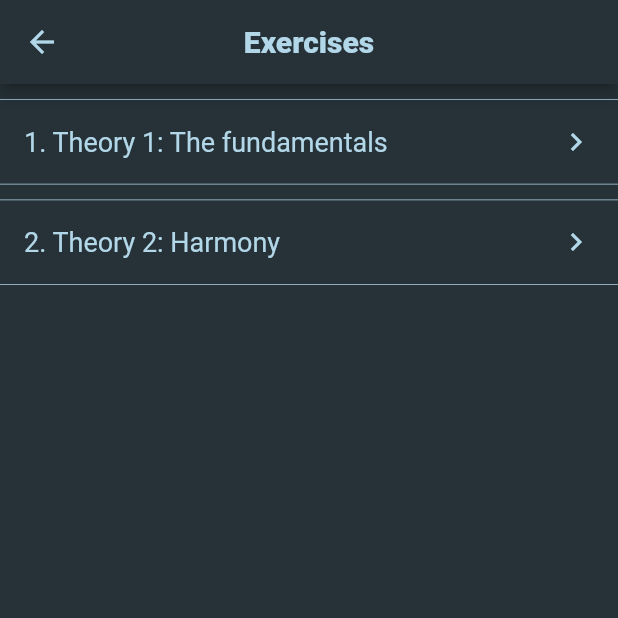
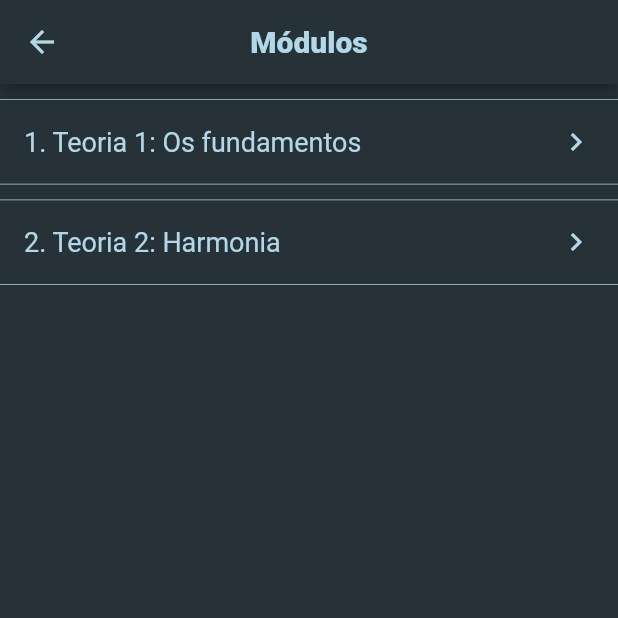
Before and after one commit to DaviPMello27/covoice, a Flutter app: the LearningModulesListPage screen opened by its route, on a phone screen of 412 x 824 dp, the top half of it. Run offline on Flutter 3.47's test engine with Material 2 defaults, Android fonts, the phone set to English and light mode, and no system bars; our stand-ins replace equatable, just_audio, share_plus, sqflite; missing offline and left inert: audio_waveforms, ffmpeg_kit_flutter, flame, flame_audio, flutter_audio_capture, flutter_fft and 5 more; accounts and stored records are empty.

Commit message:
Translate app to portuguese

```diff
--- a/lib/entities/lesson.dart
+++ b/lib/entities/lesson.dart
@@ -11,58 +11,58 @@ class Lesson {
   static final List<Lesson> covoiceModules = [
     Lesson(
       id: 1,
-      title: 'Theory 1: The fundamentals',
+      title: 'Teoria 1: Os fundamentos',
       folderName: '/module_1',
       isModule: true,
       childLessons: [
         Lesson(
           id: 1,
-          title: 'Introduction to music',
+          title: 'Introdução à música',
           folderName: '/introduction_to_music',
           completed: true,
         ),
         Lesson(
           id: 2,
-          title: 'Notes',
+          title: 'Notas',
           folderName: '/notes',
           completed: true,
         ),
         Lesson(
           id: 3,
-          title: 'Pitch',
+          title: 'Altura',
           folderName: '/pitch',
         ),
         Lesson(
           id: 4,
-          title: 'Frequency',
+          title: 'Frequência',
           folderName: '/frequency',
         ),
       ]
     ),
     Lesson(
       id: 2,
-      title: 'Theory 2: Harmony',
+      title: 'Teoria 2: Harmonia',
       folderName: '/module_2',
       isModule: true,
       childLessons: [
         Lesson(
           id: 1,
-          title: 'Introduction to intervals',
+          title: 'Introdução aos intervalos',
           folderName: '/introduction_to_intervals',
         ),
         Lesson(
           id: 2,
-          title: 'Chords',
+          title: 'Acordes',
           folderName: '/chords',
         ),
         Lesson(
           id: 3,
-          title: 'Vocal harmony: The basics',
+          title: 'Harmonia vocal: o básico',
           folderName: '/vocal_harmony_the_basics',
         ),
         Lesson(
           id: 4,
-          title: 'Vocal harmony: Advanced',
+          title: 'Harmonia vocal: avançado',
           folderName: '/vocal_harmony_advanced',
         ),
       ]
--- a/lib/views/exercises/exercise_modules_list_page.dart
+++ b/lib/views/exercises/exercise_modules_list_page.dart
@@ -51,7 +51,7 @@ class _ExerciseModulesListPageState extends State<ExerciseModulesListPage> {
   Widget build(BuildContext context) {
     return Scaffold(
       appBar: AppBar(
-        title: const Text('Modules'),
+        title: const Text('Módulos'),
         actions: [
           IconButton(
             icon: const Icon(Icons.delete),
@@ -65,7 +65,7 @@ class _ExerciseModulesListPageState extends State<ExerciseModulesListPage> {
         child: Column(
           children: modules!.entries.map(
             (entry) => _ExerciseModuleListTile(
-              title: entry.key[0].toUpperCase() + entry.key.substring(1),
+              title: Exercise.translateModule(entry.key)[0].toUpperCase() + Exercise.translateModule(entry.key).substring(1),
               exercises: entry.value,
               inDevelopment: ['intermediary', 'professional'].contains(entry.key),
               onReturn: (){
--- a/lib/views/exercises/exercise_page.dart
+++ b/lib/views/exercises/exercise_page.dart
@@ -58,14 +58,14 @@ class _ExercisePageState extends State<ExercisePage> {
   Widget build(BuildContext context) {
     return Scaffold(
       appBar: AppBar(
-        title: const Text('Exercise'),
+        title: const Text('Exercício'),
       ),
       body: loaded ? Padding(
         padding: const EdgeInsets.symmetric(vertical: 20),
         child: Column(
           children: [
             Text(
-              'Exercise ${widget.number}',
+              'Exercício ${widget.number}',
               style: Theme.of(context).textTheme.headline3,
             ),
             SizedBox(
--- a/lib/views/exercises/exercises_list_page.dart
+++ b/lib/views/exercises/exercises_list_page.dart
@@ -39,7 +39,7 @@ class _ExercisesListPageState extends State<ExercisesListPage> {
   Widget build(BuildContext context) {
     return Scaffold(
       appBar: AppBar(
-        title: const Text('Exercises'),
+        title: const Text('Exercícios'),
       ),
       body: SingleChildScrollView(
         child: Column(
--- a/lib/views/lerning/learning_modules_list_page.dart
+++ b/lib/views/lerning/learning_modules_list_page.dart
@@ -9,7 +9,7 @@ class LearningModulesListPage extends StatelessWidget {
   Widget build(BuildContext context) {
     return Scaffold(
       appBar: AppBar(
-        title: const Text('Exercises'),
+        title: const Text('Módulos'),
       ),
       body: SingleChildScrollView(
         child: Column(
--- a/lib/views/lerning/lesson_list_page.dart
+++ b/lib/views/lerning/lesson_list_page.dart
@@ -11,7 +11,7 @@ class LessonListPage extends StatelessWidget {
   Widget build(BuildContext context) {
     return Scaffold(
       appBar: AppBar(
-        title: const Text('Exercises'),
+        title: const Text('Aulas'),
       ),
       body: SingleChildScrollView(
         child: Column(
--- a/lib/views/record/page.dart
+++ b/lib/views/record/page.dart
@@ -53,7 +53,7 @@ class _MainPageState extends State<MainPage> {
                 mainAxisAlignment: MainAxisAlignment.start,
                 mainAxisSize: MainAxisSize.max,
                 children: <Widget>[
-                  subtitle('Choose the song\'s key'),
+                  subtitle('Escolha o tom da música'),
                   SizedBox(
                     height: 100,
                     child: CupertinoPicker(
@@ -78,7 +78,7 @@ class _MainPageState extends State<MainPage> {
                       ).toList()
                     ),
                   ),
-                  subtitle('and click the button below to start recording.'),
+                  subtitle('e clique no botão abaixo para começar a gravar.'),
                   RecordButton(
                     onTap: () async {
                       if(isRecording){
```
Also changed, not shown: lib/entities/exercise.dart (+17 -3 lines), lib/views/exercises/exercise_results_page.dart (+4 -4 lines).
